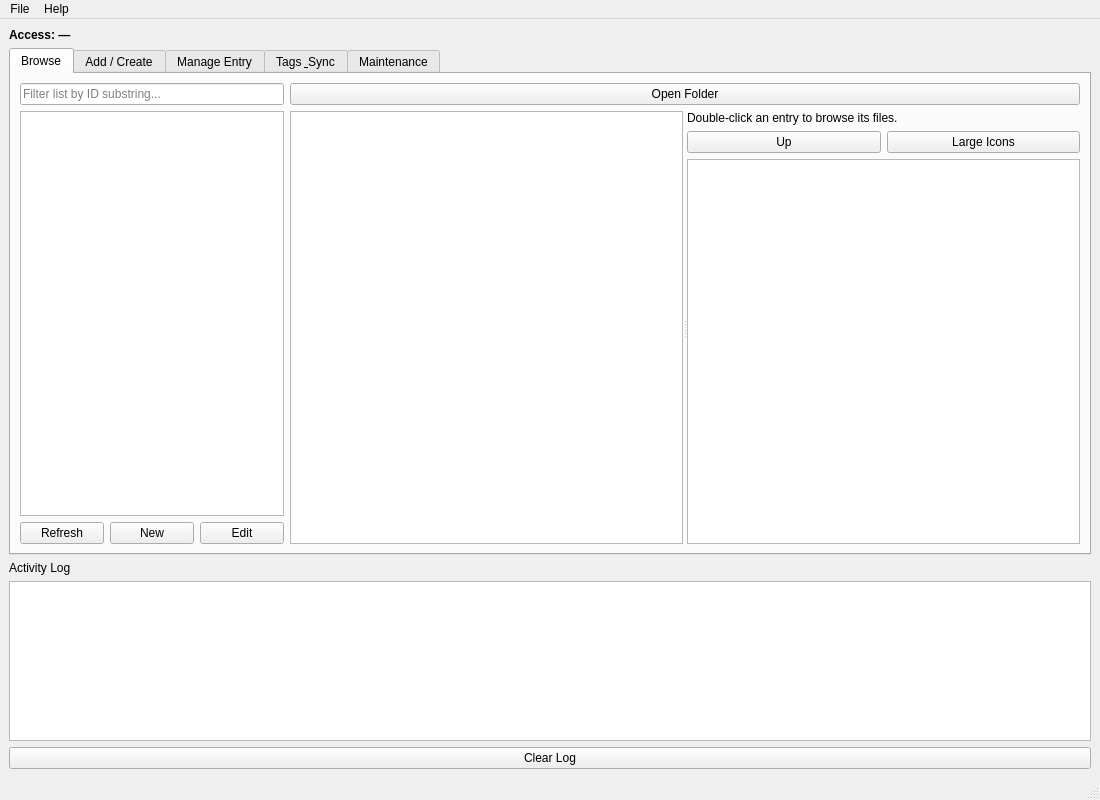
ge23jud/Fabrication-Database, file base_gui.ui: the form before one commit.
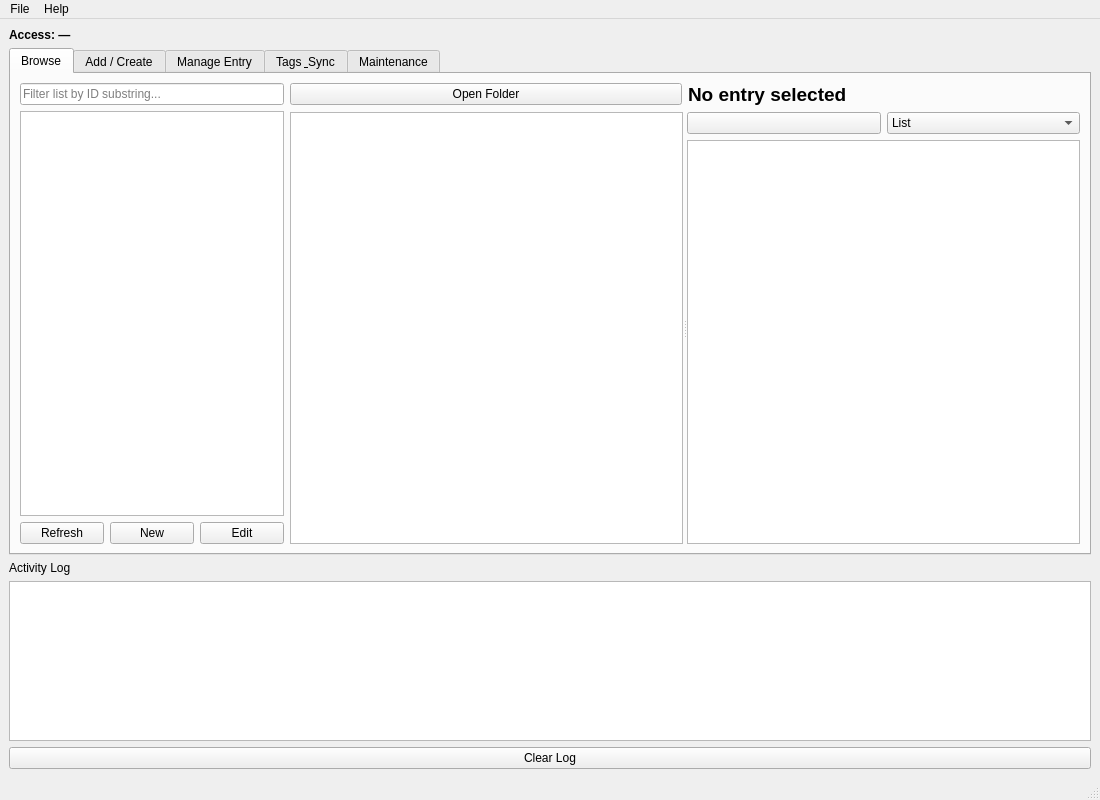
The form after the commit.

Commit message: Rework Browse tab file browser: icon-size dropdown, drill-down list view

What changed in the file:
```diff
--- a/base_gui.ui
+++ b/base_gui.ui
@@ -67,7 +67,7 @@
          </layout>
         </item>
         <item>
-         <layout class="QVBoxLayout" name="browseRightVLayout">
+         <layout class="QVBoxLayout" name="browseRightVLayout" stretch="0,1">
           <item>
            <layout class="QHBoxLayout" name="browseButtonsHLayout">
             <item>
@@ -77,6 +77,16 @@
               </property>
              </widget>
             </item>
+            <item>
+             <widget class="QLabel" name="activeIdLabel">
+              <property name="font">
+               <font><pointsize>14</pointsize><bold>true</bold></font>
+              </property>
+              <property name="text">
+               <string>No entry selected</string>
+              </property>
+             </widget>
+            </item>
            </layout>
           </item>
           <item>
@@ -91,30 +101,37 @@
               <property name="topMargin"><number>0</number></property>
               <property name="rightMargin"><number>0</number></property>
               <property name="bottomMargin"><number>0</number></property>
-              <item>
-               <widget class="QLabel" name="filePathLabel">
-                <property name="text">
-                 <string>Double-click an entry to browse its files.</string>
-                </property>
-                <property name="wordWrap">
-                 <bool>true</bool>
-                </property>
-               </widget>
-              </item>
               <item>
                <layout class="QHBoxLayout" name="fileViewControlsHLayout">
                 <item>
                  <widget class="QPushButton" name="fileUpBtn">
-                  <property name="text">
-                   <string>Up</string>
+                  <property name="maximumWidth">
+                   <number>40</number>
                   </property>
                  </widget>
                 </item>
                 <item>
-                 <widget class="QPushButton" name="fileViewToggleBtn">
-                  <property name="text">
-                   <string>Large Icons</string>
-                  </property>
+                 <widget class="QComboBox" name="fileViewModeCombo">
+                  <item>
+                   <property name="text">
+                    <string>List</string>
+                   </property>
+                  </item>
+                  <item>
+                   <property name="text">
+                    <string>Small Icons</string>
+                   </property>
+                  </item>
+                  <item>
+                   <property name="text">
+                    <string>Medium Icons</string>
+                   </property>
+                  </item>
+                  <item>
+                   <property name="text">
+                    <string>Large Icons</string>
+                   </property>
+                  </item>
                  </widget>
                 </item>
                </layout>
```
Left out of the diff: 5 changed lines with no effect on the pictures. The commit also changes 1 other file.
